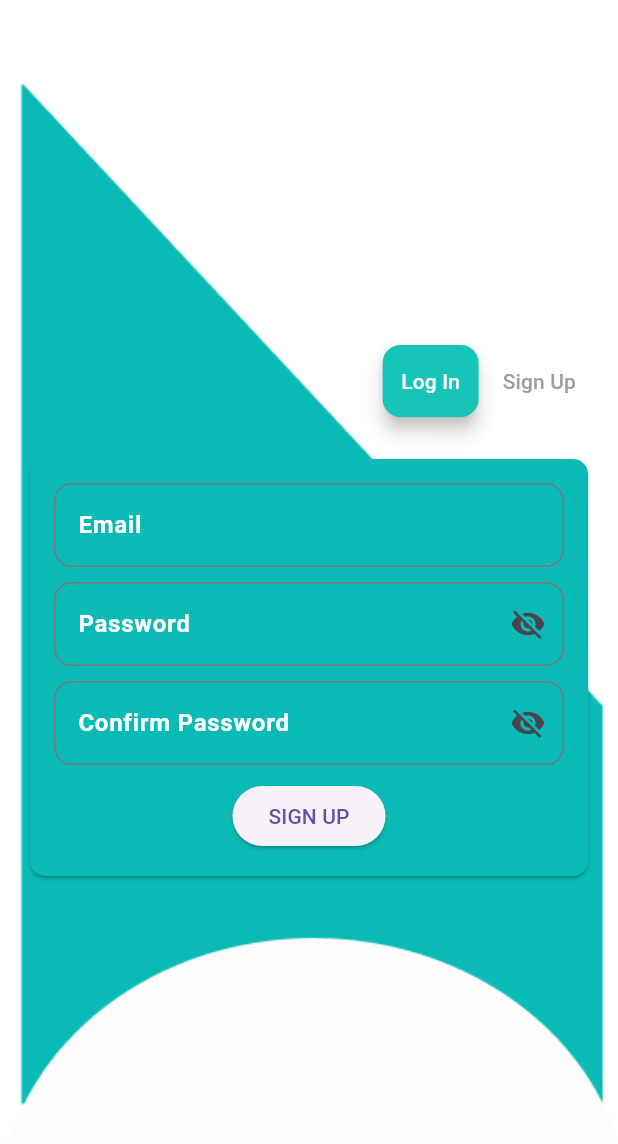
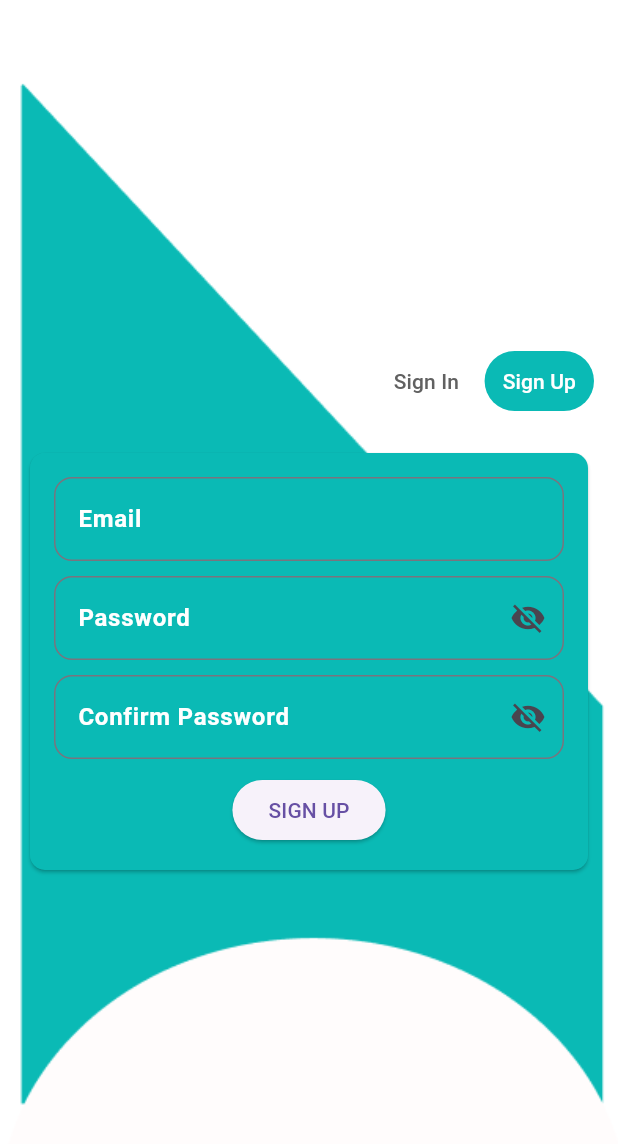
Before and after one commit to OmerFShuhag/Insight, a Flutter app: the SignUpPage screen opened by its route, on a phone screen of 412 x 824 dp. Shown: the top 1144 px of the screen. Run offline on Flutter 3.47's test engine with Material 3 defaults, Android fonts, the phone set to English and light mode, and no system bars; our stand-ins replace cloud_firestore, curved_navigation_bar, firebase_auth, firebase_core, fluttertoast, google_generative_ai and 2 more; accounts and stored records are empty.

Commit message:
login signup upper button design

```diff
--- a/lib/intro/SignUpPage.dart
+++ b/lib/intro/SignUpPage.dart
@@ -63,34 +63,52 @@ class _SignUpPageState extends State<SignUpPage> {
       ),
     );
   }
+  bool isSignUpSelected = true;
 
+  @override
   Widget _buildHeaderButtons() {
     return Row(
       mainAxisAlignment: MainAxisAlignment.end,
       children: [
-        Card(
-          elevation: 5.0,
-          color: const Color.fromARGB(255, 22, 197, 183),
-          child: TextButton(
-            onPressed: () {
-              Navigator.pushNamed(context, '/login');
-            },
-            child: const Text(
-              'Log In',
-              style: TextStyle(color: Colors.white),
+        TextButton(
+          onPressed: () {
+            setState(() {
+              isSignUpSelected = false;
+              Navigator.pushReplacementNamed(context, '/login');
+            });
+          },
+          style: TextButton.styleFrom(
+            backgroundColor: isSignUpSelected ? Colors.white : Color(0xFF0ABAB5),
+          ),
+          child: Text(
+            'Sign In',
+            style: TextStyle(
+              color: isSignUpSelected ? Colors.grey[700] : Colors.white,
             ),
           ),
         ),
+        const SizedBox(width: 5),
         TextButton(
-          onPressed: () {},
-          child: const Text(
+          onPressed: () {
+            setState(() {
+              isSignUpSelected = true;
+              Navigator.pushReplacementNamed(context, '/signup');
+            });
+          },
+          style: TextButton.styleFrom(
+            backgroundColor: isSignUpSelected ? Color(0xFF0ABAB5) : Colors.white,
+          ),
+          child: Text(
             'Sign Up',
-            style: TextStyle(color: Colors.grey),
+            style: TextStyle(
+              color: isSignUpSelected ? Colors.white : Colors.grey[700],
+            ),
           ),
         ),
       ],
     );
   }
+
 
   Widget _buildSignUpCard() {
     return Card(
```
Also changed, not shown: lib/intro/login.dart (+33 -15 lines).
